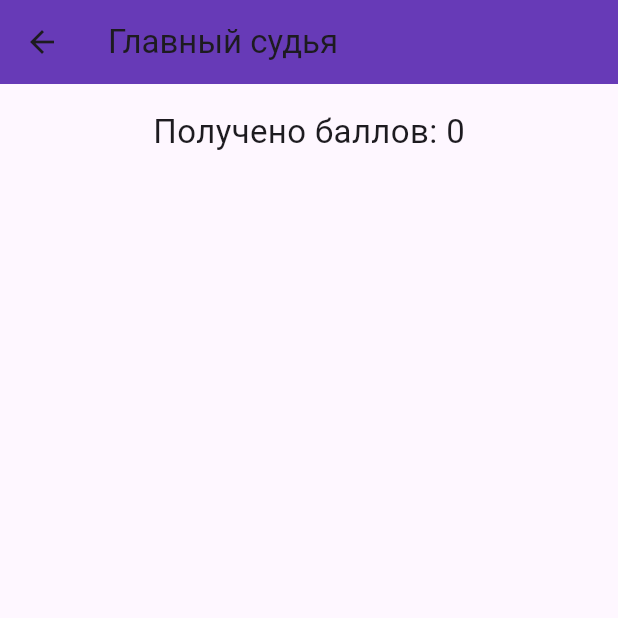
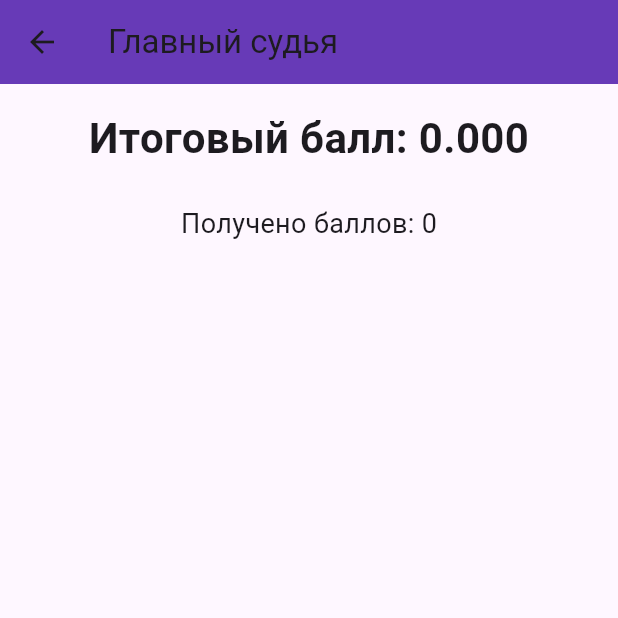
Before and after one commit to Benzokz/rg_judging_fig, a Flutter app: the HeadJudgeScreen screen opened directly, on a phone screen of 412 x 824 dp, the top half of it. Run offline on Flutter 3.47's test engine with Material 3 defaults, Android fonts, the phone set to English and light mode, and no system bars; our stand-ins replace cloud_firestore, firebase_core; accounts and stored records are empty; statements that could not run were skipped.

Commit message:
FIG update: judge system + firestore structure

```diff
--- a/lib/screens/head_judge_screen.dart
+++ b/lib/screens/head_judge_screen.dart
@@ -3,6 +3,21 @@ import 'package:cloud_firestore/cloud_firestore.dart';
 
 class HeadJudgeScreen extends StatelessWidget {
   const HeadJudgeScreen({super.key});
+
+  double calculateFinalScore(List<QueryDocumentSnapshot> docs) {
+    final scores = docs
+        .map((d) => (d['score'] ?? 0).toDouble())
+        .toList();
+
+    if (scores.length < 3) return 0;
+
+    scores.sort();
+    scores.removeAt(0);
+    scores.removeLast();
+
+    final sum = scores.reduce((a, b) => a + b);
+    return sum / scores.length;
+  }
 
   @override
   Widget build(BuildContext context) {
@@ -25,14 +40,25 @@ class HeadJudgeScreen extends StatelessWidget {
           }
 
           final scores = snapshot.data!.docs;
+          final finalScore = calculateFinalScore(scores);
 
           return Column(
             children: [
               Padding(
                 padding: const EdgeInsets.all(16),
                 child: Text(
+                  'Итоговый балл: ${finalScore.toStringAsFixed(3)}',
+                  style: const TextStyle(
+                    fontSize: 28,
+                    fontWeight: FontWeight.bold,
+                  ),
+                ),
+              ),
+              Padding(
+                padding: const EdgeInsets.all(8),
+                child: Text(
                   'Получено баллов: ${scores.length}',
-                  style: const TextStyle(fontSize: 22),
+                  style: const TextStyle(fontSize: 18),
                 ),
               ),
               Expanded(
@@ -58,7 +84,7 @@ class HeadJudgeScreen extends StatelessWidget {
                         trailing: Text(
                           score.toStringAsFixed(2),
                           style: const TextStyle(
-                            fontSize: 32,
+                            fontSize: 28,
                             fontWeight: FontWeight.bold,
                             color: Colors.pink,
                           ),
```
Also changed, not shown: lib/screens/judge_scoring_screen.dart (+11 -9 lines).
